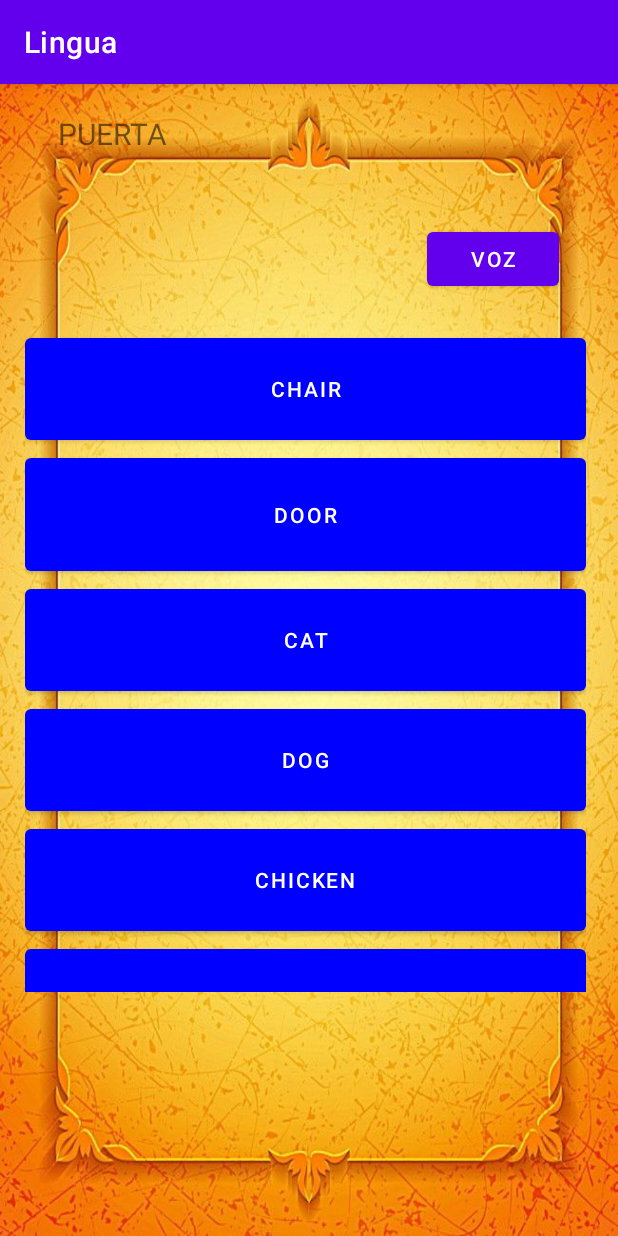
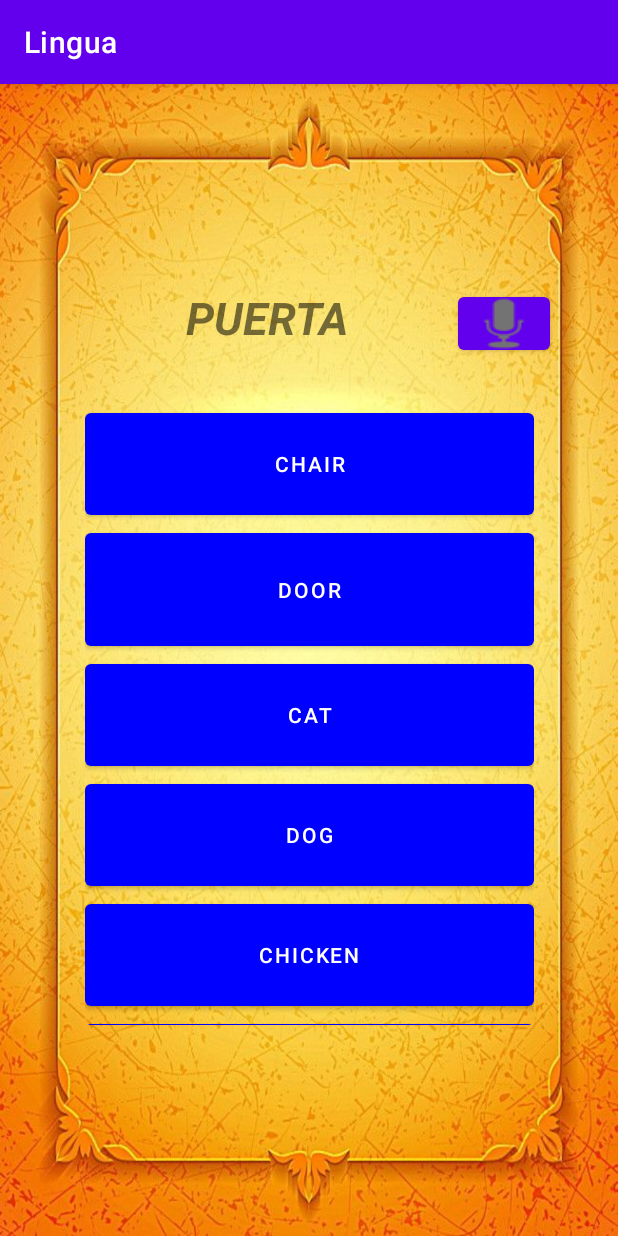
Before and after one commit to shandys2/Android.AppIdiomas, an Android app: the screen it shows after launch (MainActivity), on a phone screen of 412 x 824 dp. Run offline under Robolectric (Android 15) with nearby library versions, the phone set to English and light mode, and no system bars.

Commit message:
ultimos cambios

```diff
--- a/app/src/main/res/layout/activity_2.xml
+++ b/app/src/main/res/layout/activity_2.xml
@@ -28,11 +28,11 @@
             android:id="@+id/salir"
             android:layout_width="wrap_content"
             android:layout_height="wrap_content"
-            android:layout_marginBottom="68dp"
+            android:layout_marginBottom="72dp"
             android:text="Salir"
             app:layout_constraintBottom_toBottomOf="parent"
             app:layout_constraintEnd_toEndOf="parent"
-            app:layout_constraintHorizontal_bias="0.468"
+            app:layout_constraintHorizontal_bias="0.465"
             app:layout_constraintStart_toStartOf="parent" />
 
         <TextView
@@ -55,7 +55,7 @@
             app:layout_constraintHorizontal_bias="0.481"
             app:layout_constraintStart_toStartOf="parent"
             app:layout_constraintTop_toBottomOf="@+id/video"
-            app:layout_constraintVertical_bias="0.955" />
+            app:layout_constraintVertical_bias="0.857" />
 
         <TextView
             android:id="@+id/puntuacion"
--- a/app/src/main/res/layout/activity_main.xml
+++ b/app/src/main/res/layout/activity_main.xml
@@ -3,30 +3,30 @@
     xmlns:app="http://schemas.android.com/apk/res-auto"
     xmlns:tools="http://schemas.android.com/tools"
     android:layout_width="match_parent"
-    android:background="@drawable/frame"
     android:layout_height="match_parent"
     android:animateLayoutChanges="true"
-    tools:context=".MainActivity"
-   >
+    android:background="@drawable/frame"
+    tools:context=".MainActivity">
 
 
     <ScrollView
         android:id="@+id/scrollView"
-        android:layout_width="374dp"
-        android:layout_height="442dp"
+        android:layout_width="299dp"
+        android:layout_height="414dp"
 
         app:layout_constraintBottom_toBottomOf="parent"
         app:layout_constraintEnd_toEndOf="parent"
-        app:layout_constraintHorizontal_bias="0.432"
         app:layout_constraintStart_toStartOf="parent"
-        app:layout_constraintTop_toTopOf="parent" >
-
+        app:layout_constraintTop_toTopOf="parent"
+        app:layout_constraintVertical_bias="0.602">
 
 
         <LinearLayout
             android:layout_width="match_parent"
             android:layout_height="wrap_content"
-            android:orientation="vertical">
+            android:orientation="vertical"
+            tools:layout_editor_absoluteX="-144dp"
+            tools:layout_editor_absoluteY="-280dp">
 
 
             <Button
@@ -105,16 +105,19 @@
 
     <TextView
         android:id="@+id/pregunta"
-        android:layout_width="334dp"
-        android:layout_height="51dp"
+        android:layout_width="224dp"
+        android:layout_height="42dp"
+        android:background="#00FFFFFF"
         android:text="PREGUNTA"
-        android:textSize="20sp"
+        android:textAlignment="center"
+        android:textSize="30sp"
+        android:textStyle="bold|italic"
         app:layout_constraintBottom_toTopOf="@+id/scrollView"
         app:layout_constraintEnd_toEndOf="parent"
-        app:layout_constraintHorizontal_bias="0.493"
+        app:layout_constraintHorizontal_bias="0.352"
         app:layout_constraintStart_toStartOf="parent"
         app:layout_constraintTop_toTopOf="parent"
-        app:layout_constraintVertical_bias="0.17" />
+        app:layout_constraintVertical_bias="0.791" />
 
     <Button
         android:id="@+id/siguienteFase"
@@ -131,15 +134,14 @@
 
     <Button
         android:id="@+id/voz"
-        android:layout_width="wrap_content"
-        android:layout_height="wrap_content"
-        android:layout_marginBottom="4dp"
-        android:text="VOZ"
+        android:layout_width="61dp"
+        android:layout_height="47dp"
+        android:foreground="@android:drawable/ic_btn_speak_now"
         app:layout_constraintBottom_toTopOf="@+id/scrollView"
         app:layout_constraintEnd_toEndOf="parent"
-        app:layout_constraintHorizontal_bias="0.879"
-        app:layout_constraintStart_toStartOf="parent"
-        app:layout_constraintTop_toBottomOf="@+id/pregunta"
-        app:layout_constraintVertical_bias="0.538" />
+        app:layout_constraintHorizontal_bias="0.25"
+        app:layout_constraintStart_toEndOf="@+id/pregunta"
+        app:layout_constraintTop_toTopOf="parent"
+        app:layout_constraintVertical_bias="0.819" />
 
 </androidx.constraintlayout.widget.ConstraintLayout>
```
Also changed, not shown: app/src/main/res/layout/activity_3.xml (+15 -10 lines), app/src/main/res/drawable/altavoz.JPG (added).
